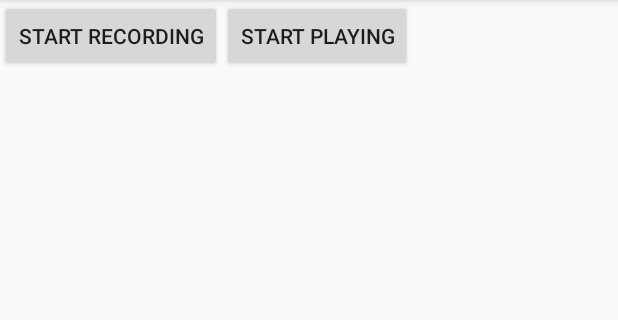
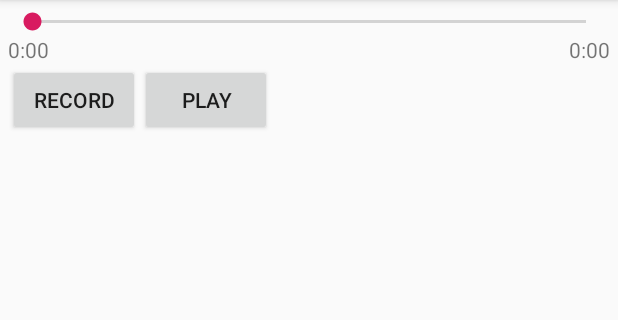
Before and after one commit to arifinreinaldo/playground, an Android app: the screen it shows after launch (AudioRecordTest before the commit, RecordingActivity after it), after a tap on "RECORD", on a phone screen of 412 x 824 dp, the part 84-404 px from its top. Run offline under Robolectric (Android 15) with nearby library versions, the phone set to English and light mode, and no system bars.

Commit message:
recorder initial commit

```diff
--- a/app/src/main/java/com/explore/playground/MenuActivity.kt
+++ b/app/src/main/java/com/explore/playground/MenuActivity.kt
@@ -2,10 +2,12 @@ package com.explore.playground
 
 import android.content.Intent
 import android.os.Bundle
+import android.util.Log
 import androidx.appcompat.app.AppCompatActivity
+import com.explore.playground.exoplayer.ExoActivity
 import com.explore.playground.generaladapter.DummyRecyclerActivity
 import com.explore.playground.otptemplate.OTPActivity
-import com.explore.playground.recorder.AudioRecordTest
+import com.explore.playground.recorder.RecordingActivity
 import kotlinx.android.synthetic.main.activity_menu.*
 
 class MenuActivity : AppCompatActivity() {
@@ -24,7 +26,12 @@ class MenuActivity : AppCompatActivity() {
             startActivity(intent)
         }
         btRecord.setOnClickListener {
-            startActivity(Intent(this, AudioRecordTest::class.java))
+            startActivity(Intent(this, RecordingActivity::class.java))
+            Log.d("Manifest", "")
+        }
+        btExo.setOnClickListener {
+            startActivity(Intent(this, ExoActivity::class.java))
+            Log.d("Manifest", "")
         }
     }
 }
--- a/app/src/main/java/com/explore/playground/recorder/RecordActivity.kt
+++ b/app/src/main/java/com/explore/playground/recorder/RecordActivity.kt
@@ -141,7 +141,7 @@ class AudioRecordTest : AppCompatActivity() {
         super.onCreate(icicle)
 
         // Record to the external cache directory for visibility
-        fileName = "${externalCacheDir?.absolutePath}/audiorecordtest.mp3"
+        fileName = "${externalCacheDir?.absolutePath}/audiorecordtest.3gp"
 
         ActivityCompat.requestPermissions(this, permissions, REQUEST_RECORD_AUDIO_PERMISSION)
 
--- a/app/src/main/res/layout/activity_menu.xml
+++ b/app/src/main/res/layout/activity_menu.xml
@@ -23,4 +23,10 @@
         android:layout_width="wrap_content"
         android:layout_height="wrap_content"
         android:text="Record" />
+
+    <Button
+        android:id="@+id/btExo"
+        android:layout_width="wrap_content"
+        android:layout_height="wrap_content"
+        android:text="EXO" />
 </LinearLayout>
--- /dev/null
+++ b/app/src/main/res/layout/activity_recording.xml
@@ -0,0 +1,43 @@
+<?xml version="1.0" encoding="utf-8"?>
+<RelativeLayout xmlns:android="http://schemas.android.com/apk/res/android"
+    xmlns:tools="http://schemas.android.com/tools"
+    android:layout_width="match_parent"
+    android:layout_height="match_parent"
+    android:padding="5dp"
+    tools:context="com.explore.playground.recorder.RecordingActivity">
+
+    <SeekBar
+        android:id="@+id/sbPlayer"
+        android:layout_width="match_parent"
+        android:layout_height="wrap_content" />
+
+    <TextView
+        android:id="@+id/tvCurrent"
+        android:layout_width="wrap_content"
+        android:layout_height="wrap_content"
+        android:layout_below="@id/sbPlayer"
+        android:text="0:00" />
+
+    <TextView
+        android:id="@+id/tvDuration"
+        android:layout_width="wrap_content"
+        android:layout_height="wrap_content"
+        android:layout_below="@id/sbPlayer"
+        android:layout_alignParentRight="true"
+        android:text="0:00" />
+
+    <Button
+        android:id="@+id/btRecord"
+        android:layout_width="wrap_content"
+        android:layout_height="wrap_content"
+        android:layout_below="@id/tvCurrent"
+        android:text="record" />
+
+    <Button
+        android:id="@+id/btPlay"
+        android:layout_width="wrap_content"
+        android:layout_height="wrap_content"
+        android:layout_below="@id/tvCurrent"
+        android:layout_toRightOf="@id/btRecord"
+        android:text="play" />
+</RelativeLayout>
```
Also changed, not shown: app/build.gradle (+10 -0 lines), app/src/main/AndroidManifest.xml (+8 -3 lines), app/src/main/java/com/explore/playground/exoplayer/ExoActivity.kt (added, +15 -0 lines), app/src/main/java/com/explore/playground/recorder/RecordingActivity.kt (added, +202 -0 lines), app/src/main/res/layout/activity_exo.xml (added, +9 -0 lines), 1 other file.
